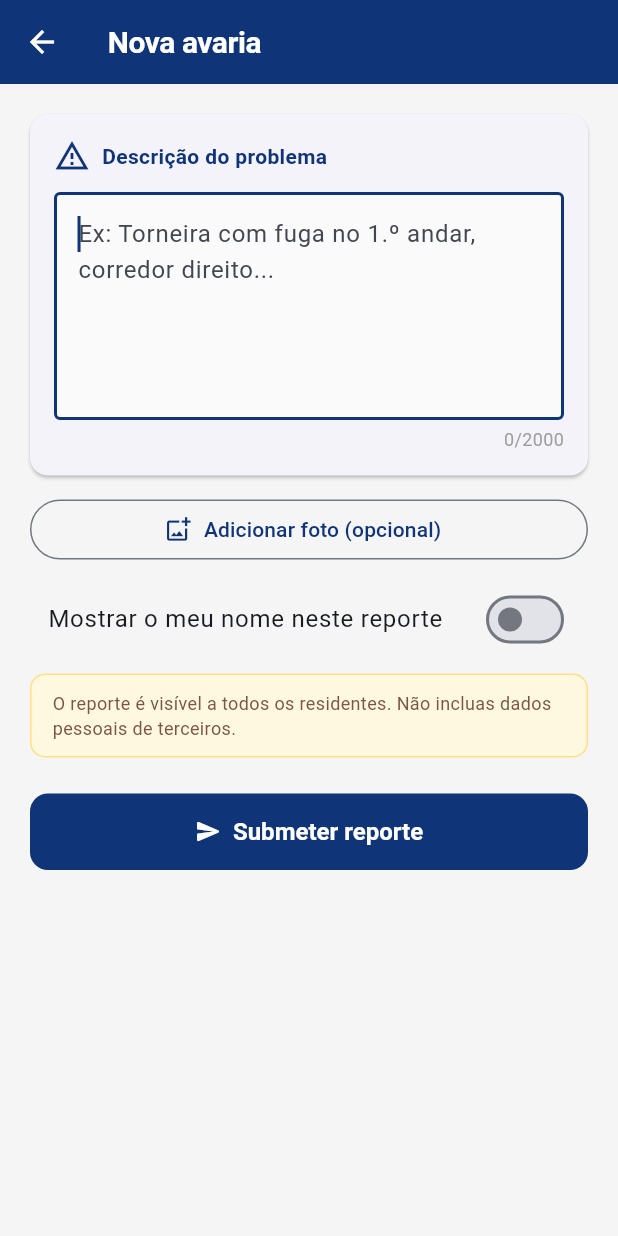
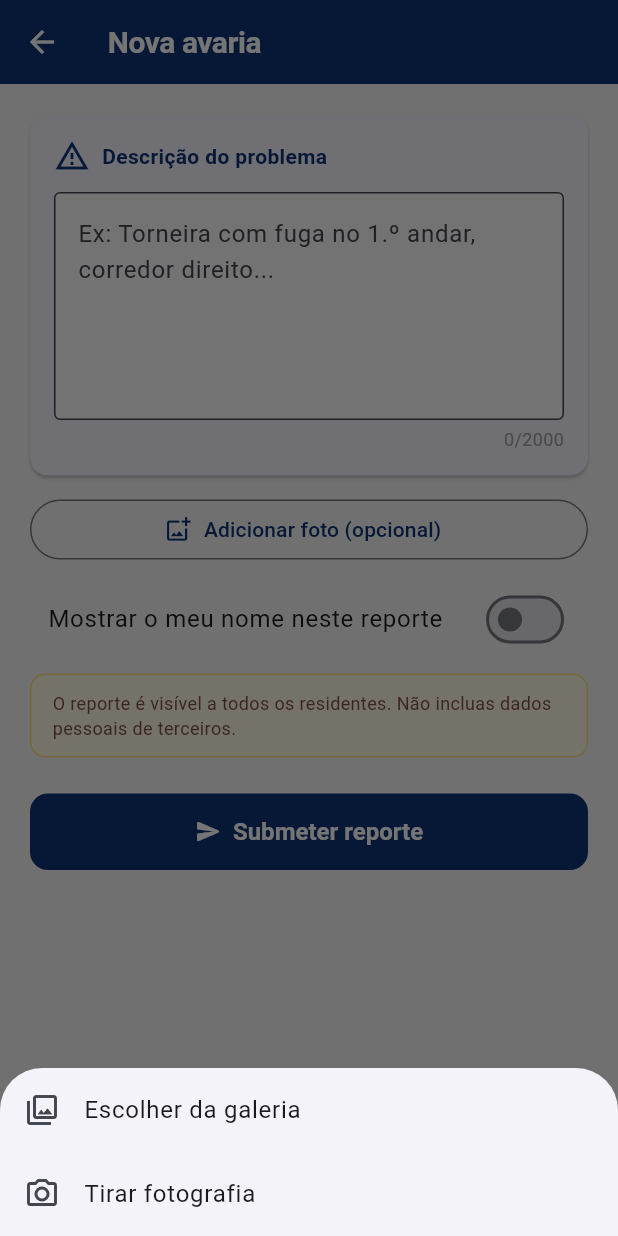
Before and after one commit to LMNSdev/LABDSOF_DOMUSCAST, a Flutter app: the NovoReporteScreen screen opened directly with empty values, after a tap on "Adicionar foto (opcional)", on a phone screen of 412 x 824 dp. Run offline on Flutter 3.47's test engine with Material 3 defaults, Android fonts, the phone set to English and light mode, and no system bars; our stand-ins replace app_links, flutter_secure_storage, image_picker, qr_flutter, share_plus, sqflite; missing offline and left inert: mobile_scanner; accounts and stored records are empty; project files that could hold a hidden picture were left out.

Commit message:
[#80] - task: update ao visual de frontend, integração com us15, pequenas correções de comportamentos

```diff
--- a/DomusCast/mobile/lib/screens/novo_reporte_screen.dart
+++ b/DomusCast/mobile/lib/screens/novo_reporte_screen.dart
@@ -11,13 +11,13 @@ import '../services/api_service.dart';
 class NovoReporteScreen extends StatefulWidget {
   final ApiService api;
   final String? credencialResidente;
-  final Future<XFile?> Function()? selecionarImagem;
+  final Future<XFile?> Function(ImageSource source)? escolherImagem;
 
   const NovoReporteScreen({
     super.key,
     required this.api,
     this.credencialResidente,
-    this.selecionarImagem,
+    this.escolherImagem,
   });
 
   @override
@@ -62,8 +62,31 @@ class _NovoReporteScreenState extends State<NovoReporteScreen> {
 
   Future<void> _selecionarFoto() async {
     try {
-      final foto = await (widget.selecionarImagem ??
-          () => ImagePicker().pickImage(source: ImageSource.gallery))();
+      final fonte = await showModalBottomSheet<ImageSource>(
+        context: context,
+        builder: (context) => SafeArea(
+          child: Column(
+            mainAxisSize: MainAxisSize.min,
+            children: [
+              ListTile(
+                leading: const Icon(Icons.photo_library_outlined),
+                title: const Text('Escolher da galeria'),
+                onTap: () => Navigator.pop(context, ImageSource.gallery),
+              ),
+              ListTile(
+                leading: const Icon(Icons.camera_alt_outlined),
+                title: const Text('Tirar fotografia'),
+                onTap: () => Navigator.pop(context, ImageSource.camera),
+              ),
+            ],
+          ),
+        ),
+      );
+      if (fonte == null) return;
+
+      final escolherImagem = widget.escolherImagem ??
+          ((ImageSource source) => ImagePicker().pickImage(source: source));
+      final foto = await escolherImagem(fonte);
       if (foto == null) return;
 
       final tamanho = await foto.length();
@@ -95,7 +118,7 @@ class _NovoReporteScreenState extends State<NovoReporteScreen> {
     } on FileSystemException {
       _mostrarMensagem('Não foi possível ler a foto. Escolhe-a novamente.');
     } on PlatformException {
-      _mostrarMensagem('Não foi possível abrir a galeria.');
+      _mostrarMensagem('Não foi possível abrir a câmara ou galeria.');
     }
   }
 
@@ -126,7 +149,7 @@ class _NovoReporteScreenState extends State<NovoReporteScreen> {
     final credencial = widget.credencialResidente?.trim();
     if (credencial == null || credencial.isEmpty) {
       _mostrarMensagem(
-        'A identificação do residente ainda não está disponível. Tenta novamente depois da US-15.',
+        'Identifica-te através do QR code da fração antes de submeter um reporte.',
       );
       return;
     }
```
Also changed, not shown: DomusCast/mobile/lib/screens/landing_screen.dart (+7 -1 lines), DomusCast/mobile/lib/screens/nome_residente_screen.dart (+6 -1 lines), DomusCast/mobile/pubspec.lock, 5 other files.
